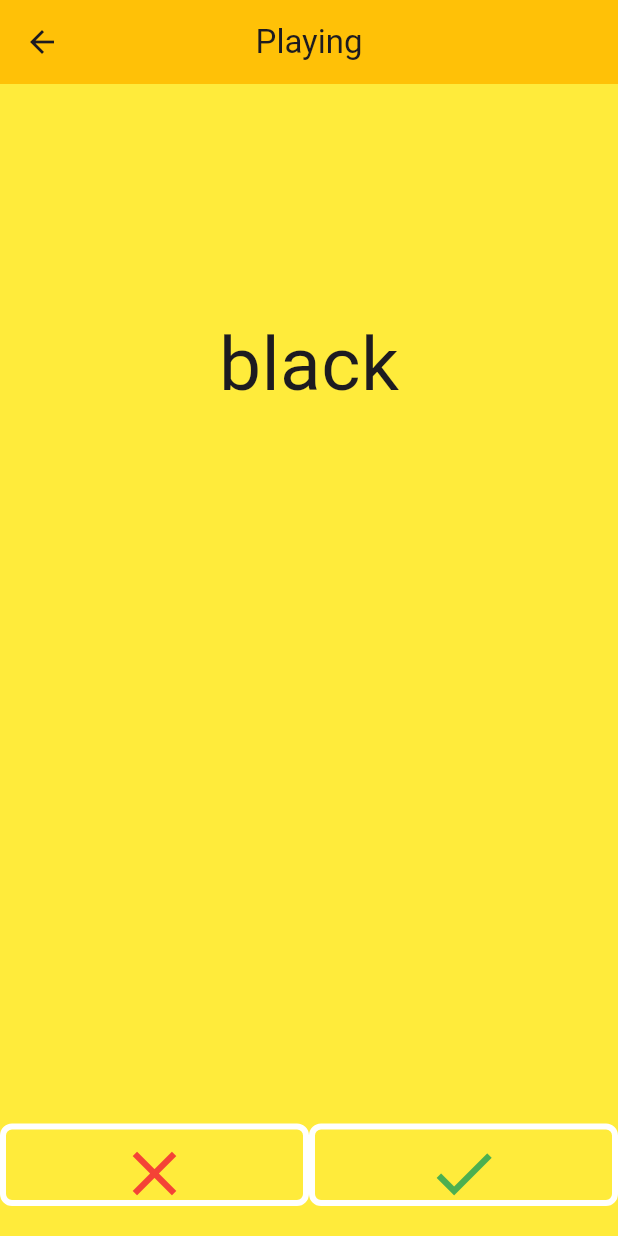
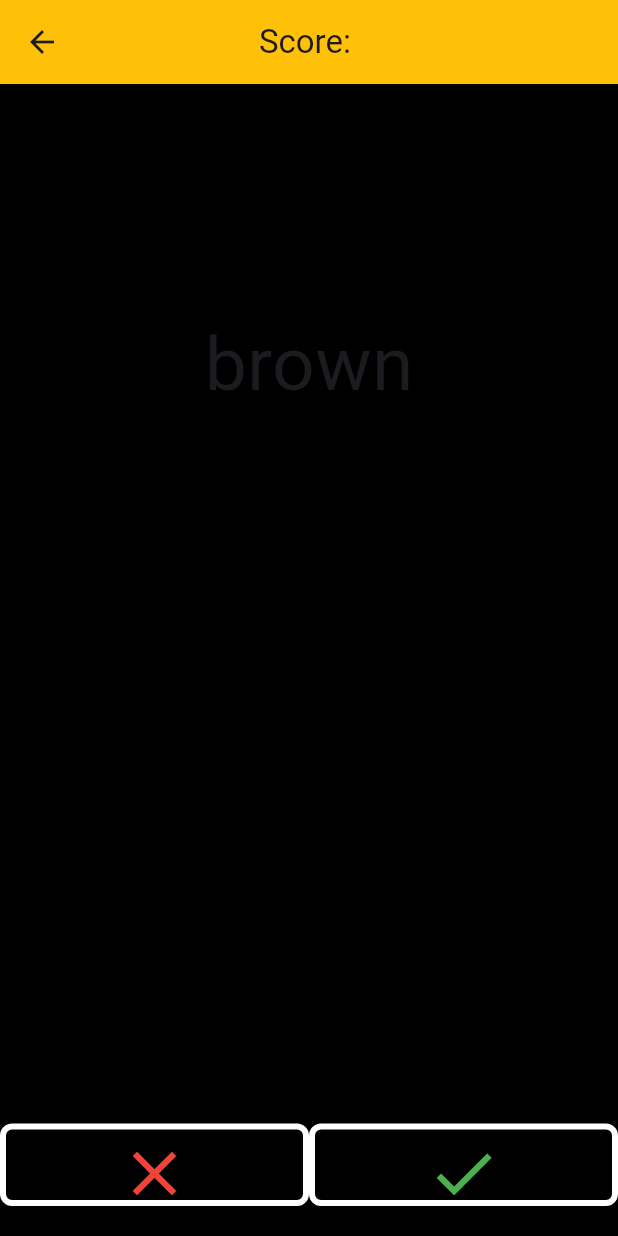
Before and after one commit to DereckAn/FlutterProjects, a Flutter app: the Playing screen opened by its route, after a tap on the "close" icon, on a phone screen of 412 x 824 dp. Run offline on Flutter 3.47's test engine with Material 2 defaults, Android fonts, the phone set to English and light mode, and no system bars.

Commit message:
poniendo logica al juego

```diff
--- a/color_game/lib/screens/playing.dart
+++ b/color_game/lib/screens/playing.dart
@@ -2,35 +2,27 @@ import 'package:color_game/components/two_buttons.dart';
 import 'package:flutter/material.dart';
 import 'dart:math';
 
-final colors = [
-  Colors.red,
-  Colors.pink,
-  Colors.purple,
-  Colors.blue,
-  Colors.green,
-  Colors.yellow,
-  Colors.orange,
-  Colors.brown,
-  Colors.grey,
-  Colors.black,
-  Colors.white,
-];
-
-final colors2 = [
-  'red',
-  'pink',
-  'purple',
-  'blue',
-  'green',
-  'yellow',
-  'orange',
-  'brown',
-  'grey',
-  'black',
-  'white',
-];
+const colorMap = {
+  'red': Colors.red,
+  'green': Colors.green,
+  'blue': Colors.blue,
+  'purple': Colors.purple,
+  'yellow': Colors.yellow,
+  'black': Colors.black,
+  'white': Colors.white,
+  'pink': Colors.pink,
+  'orange': Colors.orange,
+  'brown': Colors.brown,
+  'grey': Colors.grey,
+};
 
 final random = Random();
+
+late int score;
+
+
+
+
 
 class Playing extends StatefulWidget {
   const Playing({super.key});
@@ -41,12 +33,21 @@ class Playing extends StatefulWidget {
 
 class _PlayingState extends State<Playing> {
   void _changeBackgroundColor() {
-    final randomColor = colors[random.nextInt(colors.length)];
-    final stringColor = colors2[random.nextInt(colors2.length)];
+    final keys = colorMap.keys.toList();
+    final randomKey = keys[random.nextInt(keys.length)];
+    final randomKey2 = keys[random.nextInt(keys.length)];
+    final randomColor = colorMap[randomKey];
+
+    print(_areEquals(randomKey, randomKey2));
+
     setState(() {
-      _backgroundColor = randomColor;
-      _stringColor = stringColor;
+      _backgroundColor = randomColor!;
+      _stringColor = randomKey2;
     });
+  }
+
+  bool _areEquals(String key1, String key2) {
+    return key1 == key2;
   }
 
   Color _backgroundColor = Colors.pink;
@@ -59,7 +60,7 @@ class _PlayingState extends State<Playing> {
       appBar: AppBar(
         backgroundColor: Colors.amber,
         title: const Text(
-          'Playing',
+          'Score: ',
         ),
         centerTitle: true,
       ),
```
Also changed, not shown: color_game/lib/components/hola.dart (added, +116 -0 lines), color_game/lib/components/two_buttons.dart (+8 -2 lines), color_game/lib/screens/records.dart (added, +10 -0 lines).
